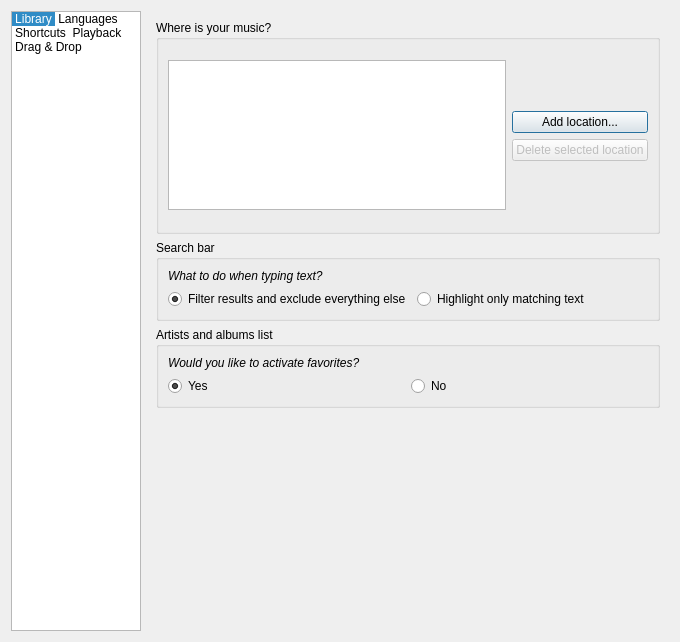
Above: code/src/customizeoptionsdialog.ui from MBach/Miam-Player before the change. Below: the same form after it.
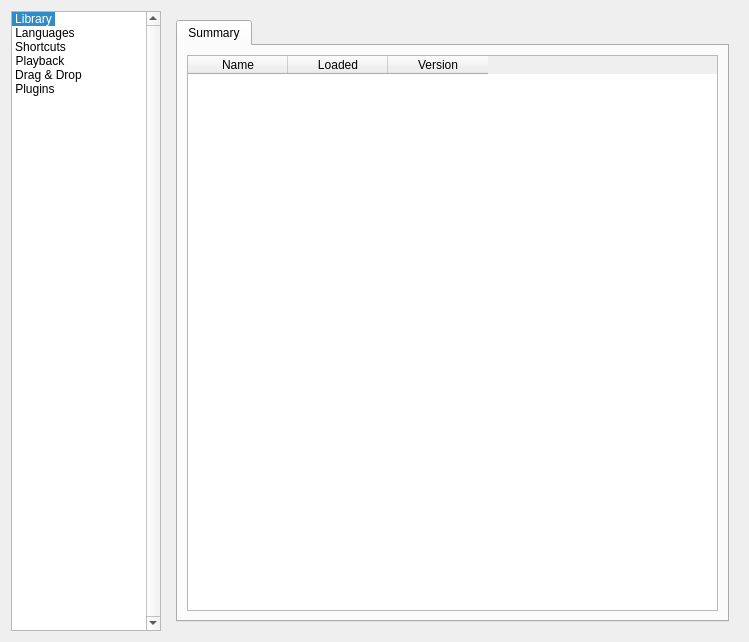
That is the form after the change. The open tabs and pages were chosen to show the change. Icons and pictures are not drawn. Custom widgets are drawn as their Qt base class.

The edit to the form file:
```diff
--- a/code/src/customizeoptionsdialog.ui
+++ b/code/src/customizeoptionsdialog.ui
@@ -6,7 +6,7 @@
    <rect>
     <x>0</x>
     <y>0</y>
-    <width>680</width>
+    <width>749</width>
     <height>642</height>
    </rect>
   </property>
@@ -17,17 +17,29 @@
    <item>
     <widget class="QListWidget" name="listWidget">
      <property name="sizePolicy">
-      <sizepolicy hsizetype="Fixed" vsizetype="Expanding">
+      <sizepolicy hsizetype="MinimumExpanding" vsizetype="Expanding">
        <horstretch>0</horstretch>
        <verstretch>0</verstretch>
       </sizepolicy>
      </property>
      <property name="maximumSize">
       <size>
-       <width>130</width>
+       <width>150</width>
        <height>16777215</height>
       </size>
      </property>
+     <property name="verticalScrollBarPolicy">
+      <enum>Qt::ScrollBarAlwaysOn</enum>
+     </property>
+     <property name="horizontalScrollBarPolicy">
+      <enum>Qt::ScrollBarAlwaysOff</enum>
+     </property>
+     <property name="editTriggers">
+      <set>QAbstractItemView::NoEditTriggers</set>
+     </property>
+     <property name="showDropIndicator" stdset="0">
+      <bool>false</bool>
+     </property>
      <property name="iconSize">
       <size>
        <width>109</width>
@@ -37,6 +49,18 @@
      <property name="movement">
       <enum>QListView::Static</enum>
      </property>
+     <property name="flow">
+      <enum>QListView::TopToBottom</enum>
+     </property>
+     <property name="isWrapping" stdset="0">
+      <bool>false</bool>
+     </property>
+     <property name="resizeMode">
+      <enum>QListView::Adjust</enum>
+     </property>
+     <property name="layoutMode">
+      <enum>QListView::SinglePass</enum>
+     </property>
      <property name="spacing">
       <number>12</number>
      </property>
@@ -91,6 +115,15 @@
         <normaloff>:/icons/drop-arrow</normaloff>:/icons/drop-arrow</iconset>
       </property>
      </item>
+     <item>
+      <property name="text">
+       <string>Plugins</string>
+      </property>
+      <property name="icon">
+       <iconset resource="mmmmp.qrc">
+        <normaloff>:/icons/plugin</normaloff>:/icons/plugin</iconset>
+      </property>
+     </item>
     </widget>
    </item>
    <item>
@@ -2365,6 +2398,43 @@
        </item>
       </layout>
      </widget>
+     <widget class="QWidget" name="page_6">
+      <layout class="QVBoxLayout" name="verticalLayout_11">
+       <item>
+        <widget class="QTabWidget" name="tabPlugins">
+         <property name="currentIndex">
+          <number>0</number>
+         </property>
+         <widget class="QWidget" name="tabSummary">
+          <attribute name="title">
+           <string>Summary</string>
+          </attribute>
+          <layout class="QVBoxLayout" name="verticalLayout_12">
+           <item>
+            <widget class="QTableWidget" name="tableWidget">
+             <column>
+              <property name="text">
+               <string>Name</string>
+              </property>
+             </column>
+             <column>
+              <property name="text">
+               <string>Loaded</string>
+              </property>
+             </column>
+             <column>
+              <property name="text">
+               <string>Version</string>
+              </property>
+             </column>
+            </widget>
+           </item>
+          </layout>
+         </widget>
+        </widget>
+       </item>
+      </layout>
+     </widget>
     </widget>
    </item>
   </layout>
```
Left out of the diff: 16 changed lines with no effect on the pictures.
